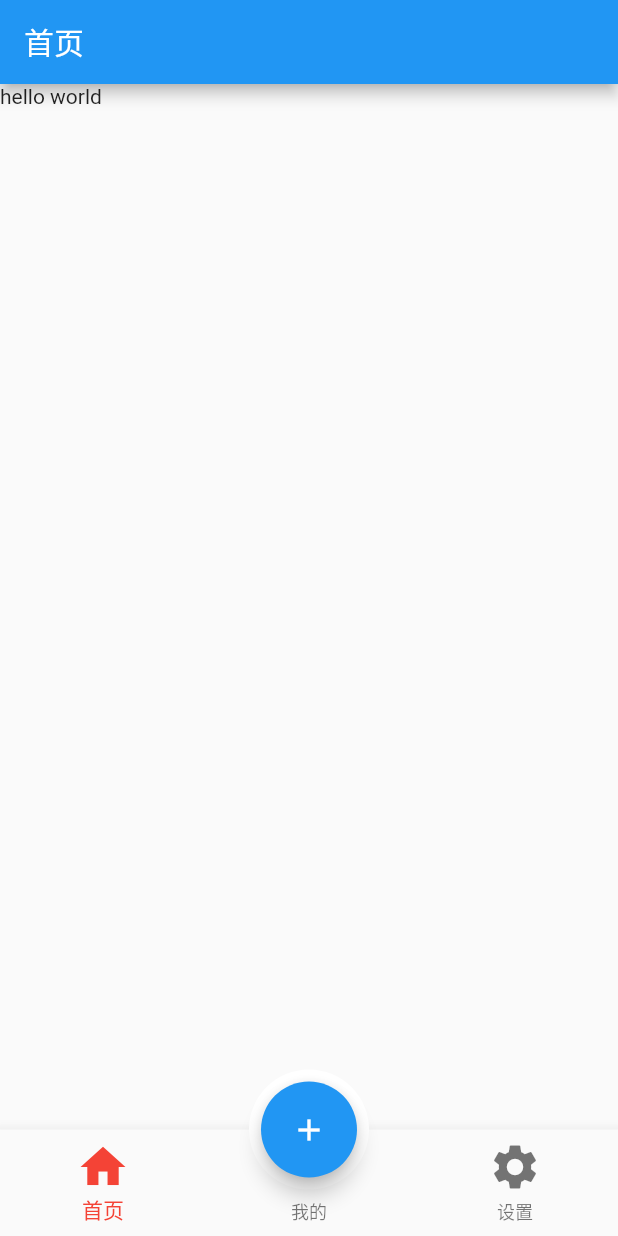
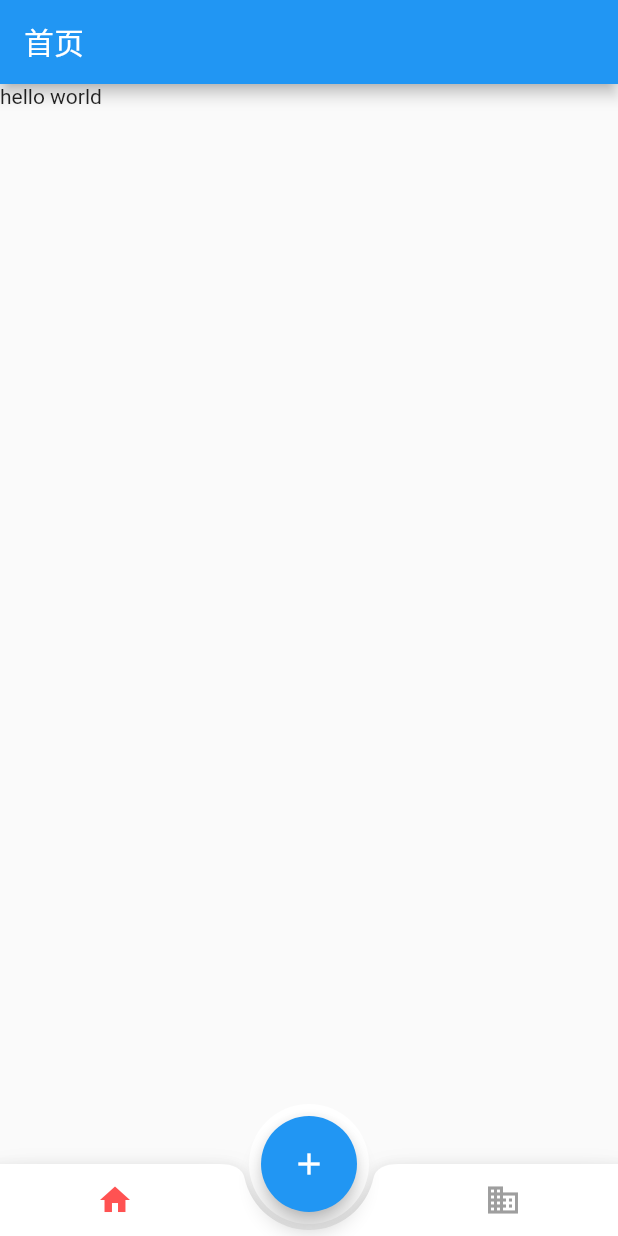
Before and after one commit to he1237596/myapp, a Flutter app: the screen it shows after launch, on a phone screen of 412 x 824 dp. Run offline on Flutter 3.47's test engine with Material 2 defaults, Android fonts, the phone set to English and light mode, and no system bars.

Commit message:
缺口底部tab

```diff
--- a/lib/main.dart
+++ b/lib/main.dart
@@ -2,7 +2,7 @@
  * @Author: Chris
  * @Date: 2020-09-07 15:53:59
  * @LastEditors: Chris
- * @LastEditTime: 2020-09-23 14:45:36
+ * @LastEditTime: 2020-09-23 14:56:31
  * @Descripttion: floatingActionButton+BottomNavigationBar实现底部异性tab
  */
 import 'package:flutter/material.dart';
@@ -42,24 +42,38 @@ class _TabsState extends State<Tabs> {
         title: Text('首页'),
       ),
       body: Text('hello world'),
-      bottomNavigationBar: BottomNavigationBar(
-        currentIndex: this._currentIndex,
-        onTap: (index) {
-          this.setState(() {
-            this._currentIndex = index;
-          });
-        },
-        iconSize: 36.0,
-        fixedColor: Colors.red, // 选中颜色
-        items: [
-          BottomNavigationBarItem(icon: Icon(Icons.home), title: Text('首页')),
-          BottomNavigationBarItem(icon: Icon(Icons.people), title: Text('我的')),
-          BottomNavigationBarItem(
+      bottomNavigationBar: BottomAppBar(
+        color: Colors.white,
+        shape: CircularNotchedRectangle(), // 底部导航栏打一个圆形的洞
+        child: Row(
+          children: [
+            IconButton(
               icon: Icon(
-                Icons.settings,
+                Icons.home,
+                color: this._currentIndex != 0 ? Colors.grey : Colors.redAccent,
               ),
-              title: Text('设置')),
-        ],
+              onPressed: () {
+                this.setState(() {
+                  this._currentIndex = 0;
+                });
+              },
+            ),
+            SizedBox(), //中间位置空出
+            IconButton(
+              icon: Icon(
+                Icons.business,
+                color: this._currentIndex != 2 ? Colors.grey : Colors.redAccent,
+              ),
+              onPressed: () {
+                this.setState(() {
+                  this._currentIndex = 2;
+                  print(this._currentIndex);
+                });
+              },
+            ),
+          ],
+          mainAxisAlignment: MainAxisAlignment.spaceAround, //均分底部导航栏横向空间
+        ),
       ),
       floatingActionButton: Container(
         // padding: EdgeInsets.all(8),
@@ -72,7 +86,7 @@ class _TabsState extends State<Tabs> {
         // margin: EdgeInsets.only(bottom: 0),
         padding: EdgeInsets.all(8),
         child: FloatingActionButton(
-          backgroundColor: this._currentIndex == 1 ? Colors.red : Colors.blue,
+          backgroundColor: this._currentIndex != 1 ? Colors.blue : Colors.red,
           onPressed: () {
             this.setState(() {
               this._currentIndex = 1;
```
